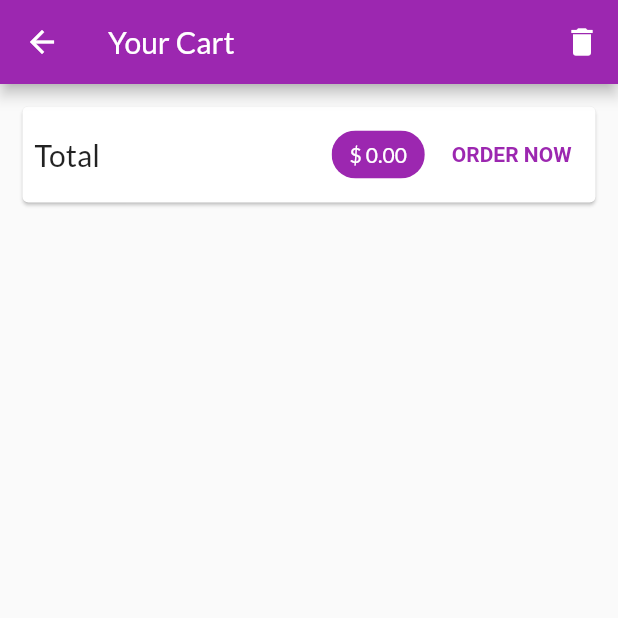
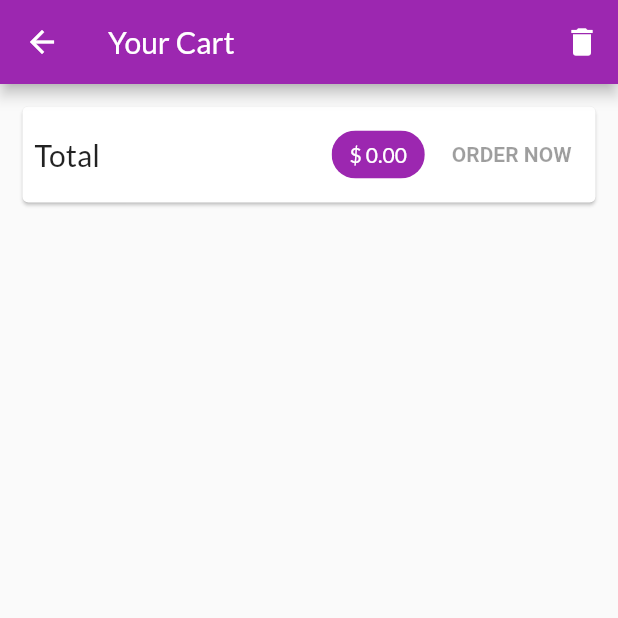
Before and after one commit to koyuboy/Flutter_projects, a Flutter app: the CartScreeen screen opened by its route, on a phone screen of 412 x 824 dp, the top half of it. Run offline on Flutter 3.47's test engine with Material 2 defaults, Android fonts, the phone set to English and light mode, and no system bars; our stand-ins replace cloud_firestore, firebase_auth, firebase_core, google_fonts, sizer; missing offline and left inert: fake_cloud_firestore, firebase_auth_mocks; accounts and stored records are empty; network calls fail.

```diff
--- a/shop_app/lib/providers/products.dart
+++ b/shop_app/lib/providers/products.dart
@@ -62,6 +62,9 @@
       final response = await http.get(url);
       final extractedData = json.decode(response.body) as Map<String, dynamic>;
       final List<Product> loadedProducts = [];
+      if (extractedData.isEmpty) {
+        return;
+      }
       extractedData.forEach((prodId, prodData) {
         loadedProducts.add(
           Product(
--- a/shop_app/lib/screens/cart_screen.dart
+++ b/shop_app/lib/screens/cart_screen.dart
@@ -80,19 +80,7 @@
                   const SizedBox(
                     width: 10,
                   ),
-                  TextButton(
-                    onPressed: () {
-                      Provider.of<Orders>(context, listen: false).addOrder(
-                        cart.items.values.toList(),
-                        cart.totalAmount,
-                      );
-                      cart.clear();
-                    },
-                    child: const Text('ORDER NOW'),
-                    style: TextButton.styleFrom(
-                      textStyle: const TextStyle(fontWeight: FontWeight.bold),
-                    ),
-                  ),
+                  OrderButton(cart: cart),
                 ],
               ),
             ),
@@ -117,3 +105,47 @@
     );
   }
 }
+
+class OrderButton extends StatefulWidget {
+  const OrderButton({
+    Key? key,
+    required this.cart,
+  }) : super(key: key);
+
+  final Cart cart;
+
+  @override
+  State<OrderButton> createState() => _OrderButtonState();
+}
+
+class _OrderButtonState extends State<OrderButton> {
+  var _isLoading = false;
+  @override
+  Widget build(BuildContext context) {
+    return TextButton(
+      onPressed: (widget.cart.totalAmount <= 0 || _isLoading)
+          ? null
+          : () async {
+              setState(() {
+                _isLoading = true;
+              });
+              await Provider.of<Orders>(context, listen: false).addOrder(
+                widget.cart.items.values.toList(),
+                widget.cart.totalAmount,
+              );
+              setState(() {
+                _isLoading = false;
+              });
+              widget.cart.clear();
+            },
+      child: _isLoading
+          ? const Center(
+              child: CircularProgressIndicator(),
+            )
+          : const Text('ORDER NOW'),
+      style: TextButton.styleFrom(
+        textStyle: const TextStyle(fontWeight: FontWeight.bold),
+      ),
+    );
+  }
+}
```
Also changed, not shown: shop_app/lib/providers/orders.dart (+58 -3 lines), shop_app/lib/providers/product.dart (+26 -1 lines), shop_app/lib/screens/orders_screen.dart (+26 -7 lines).
